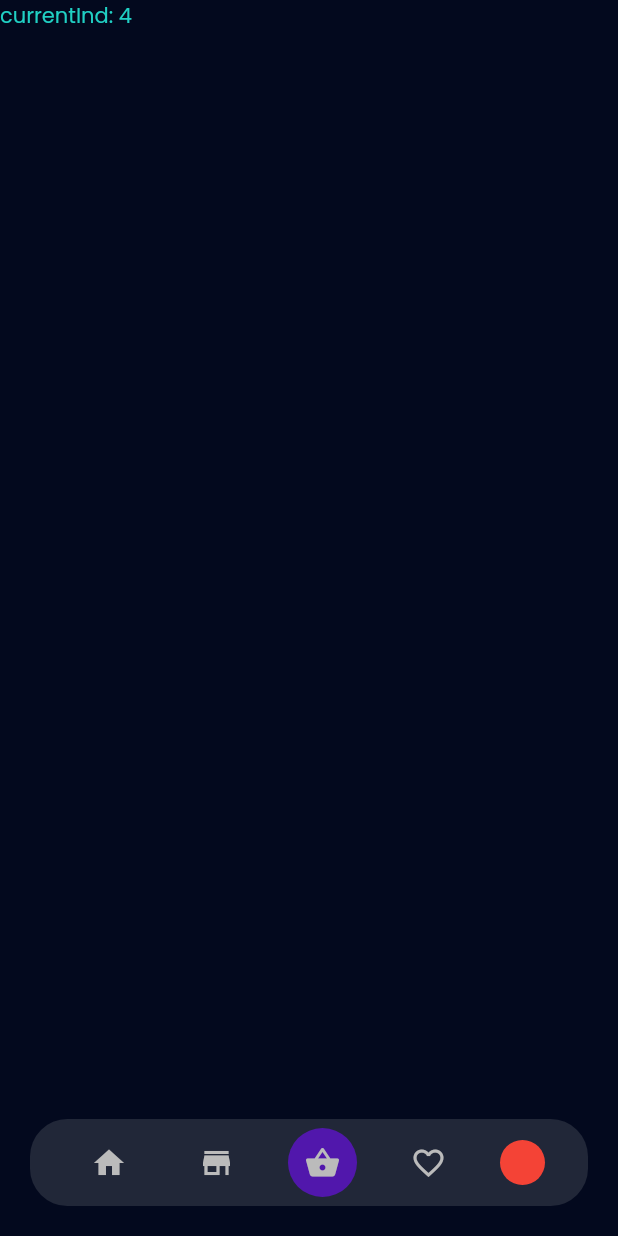
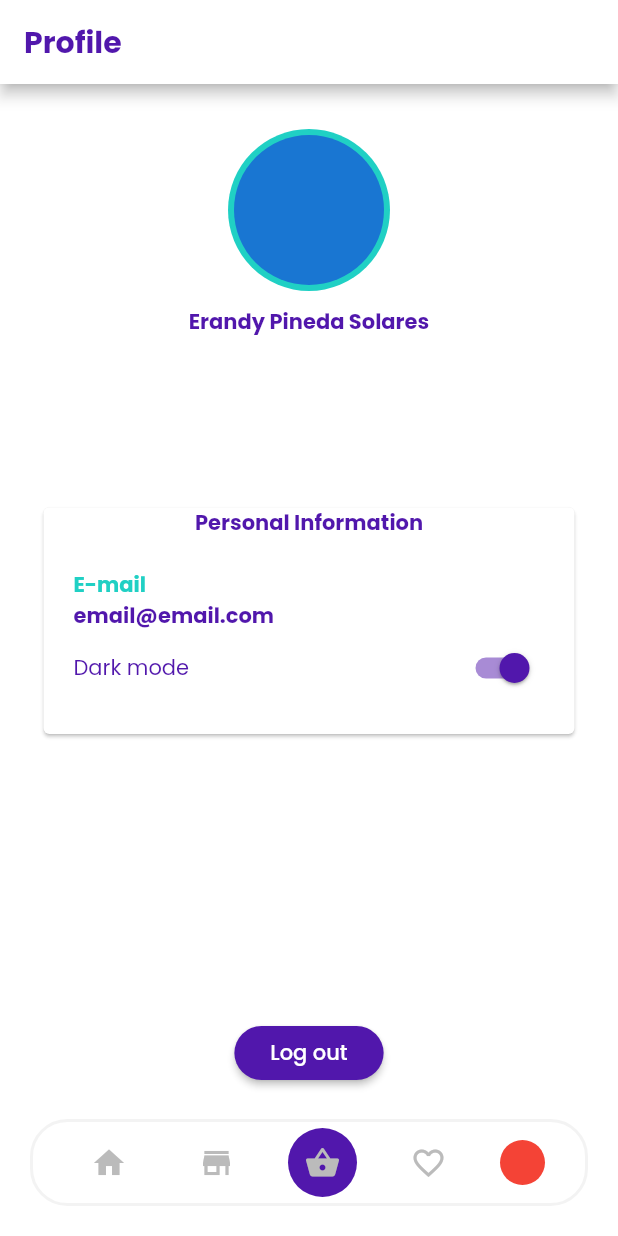
Before and after one commit to jmerino12/delivery_app, a Flutter app: the screen it shows after launch, item 5 of the bottom bar chosen, on a phone screen of 412 x 824 dp. Run offline on Flutter 3.47's test engine with Material 2 defaults, Android fonts, the phone set to English and light mode, and no system bars; our stand-ins replace google_fonts.

Commit message:
Profile screen

```diff
--- a/lib/main.dart
+++ b/lib/main.dart
@@ -16,7 +16,7 @@ class MyApp extends StatelessWidget {
   Widget build(BuildContext context) {
     return MaterialApp(
         debugShowCheckedModeBanner: false,
-        theme: darkTheme,
+        theme: ligthTheme,
         home: HomeScreen());
   }
 }
--- a/lib/presentation/home/home_screen.dart
+++ b/lib/presentation/home/home_screen.dart
@@ -1,5 +1,6 @@
 import 'package:delivery_app/presentation/home/cart/cart_screen.dart';
 import 'package:delivery_app/presentation/home/products/products_screen.dart';
+import 'package:delivery_app/presentation/home/profile/profile_screen.dart';
 import 'package:delivery_app/theme.dart';
 import 'package:flutter/material.dart';
 
@@ -32,7 +33,7 @@ class _HomeScreenState extends State<HomeScreen> {
                 },
               ),
               Text('currentInd: $currentIndex'),
-              Text('currentInd: $currentIndex'),
+              ProfileScreen()
             ],
           )),
           _DeliveryNavigationBar(
--- /dev/null
+++ b/lib/presentation/home/profile/profile_screen.dart
@@ -0,0 +1,125 @@
+import 'package:delivery_app/theme.dart';
+import 'package:flutter/material.dart';
+
+class ProfileScreen extends StatelessWidget {
+  const ProfileScreen({Key? key}) : super(key: key);
+
+  @override
+  Widget build(BuildContext context) {
+    return Scaffold(
+      appBar: AppBar(
+        title: const Text("Profile"),
+      ),
+      body: Column(
+        crossAxisAlignment: CrossAxisAlignment.stretch,
+        children: [
+          Expanded(
+              child: Column(
+            children: [
+              const SizedBox(
+                height: 30,
+              ),
+              Container(
+                decoration: BoxDecoration(
+                    shape: BoxShape.circle, color: DeliveryColors.green),
+                child: const Padding(
+                  padding: EdgeInsets.all(4.0),
+                  child: CircleAvatar(
+                    radius: 50,
+                  ),
+                ),
+              ),
+              const SizedBox(
+                height: 10,
+              ),
+              Text(
+                'Erandy Pineda Solares',
+                style: TextStyle(
+                    fontWeight: FontWeight.bold,
+                    color: Theme.of(context)
+                        .inputDecorationTheme
+                        .labelStyle!
+                        .color),
+              )
+            ],
+          )),
+          Expanded(
+              flex: 2,
+              child: Column(
+                crossAxisAlignment: CrossAxisAlignment.stretch,
+                children: [
+                  const SizedBox(
+                    height: 30,
+                  ),
+                  Padding(
+                    padding: const EdgeInsets.all(25.0),
+                    child: Card(
+                      color: Theme.of(context).canvasColor,
+                      child: Column(
+                        crossAxisAlignment: CrossAxisAlignment.stretch,
+                        children: [
+                          Text(
+                            'Personal Information',
+                            textAlign: TextAlign.center,
+                            style: TextStyle(
+                                fontWeight: FontWeight.bold,
+                                color: Theme.of(context)
+                                    .inputDecorationTheme
+                                    .labelStyle!
+                                    .color),
+                          ),
+                          Padding(
+                            padding: EdgeInsets.all(20),
+                            child: Column(
+                              crossAxisAlignment: CrossAxisAlignment.start,
+                              children: [
+                                Text(
+                                  'E-mail',
+                                  textAlign: TextAlign.start,
+                                  style: TextStyle(
+                                      fontWeight: FontWeight.bold,
+                                      color: DeliveryColors.green),
+                                ),
+                                const Text(
+                                  'email@email.com',
+                                  textAlign: TextAlign.start,
+                                  style: TextStyle(fontWeight: FontWeight.bold),
+                                ),
+                                Row(
+                                  children: [
+                                    const Text("Dark mode"),
+                                    const Spacer(),
+                                    Switch(value: true, onChanged: (val) {})
+                                  ],
+                                )
+                              ],
+                            ),
+                          )
+                        ],
+                      ),
+                    ),
+                  ),
+                  Spacer(),
+                  Center(
+                    child: RaisedButton(
+                      onPressed: () {},
+                      shape: RoundedRectangleBorder(
+                        borderRadius: BorderRadius.circular(20),
+                      ),
+                      color: DeliveryColors.purple,
+                      child: Padding(
+                        padding: const EdgeInsets.symmetric(horizontal: 8.0),
+                        child: Text(
+                          "Log out",
+                          style: TextStyle(color: DeliveryColors.white),
+                        ),
+                      ),
+                    ),
+                  )
+                ],
+              )),
+        ],
+      ),
+    );
+  }
+}
```
